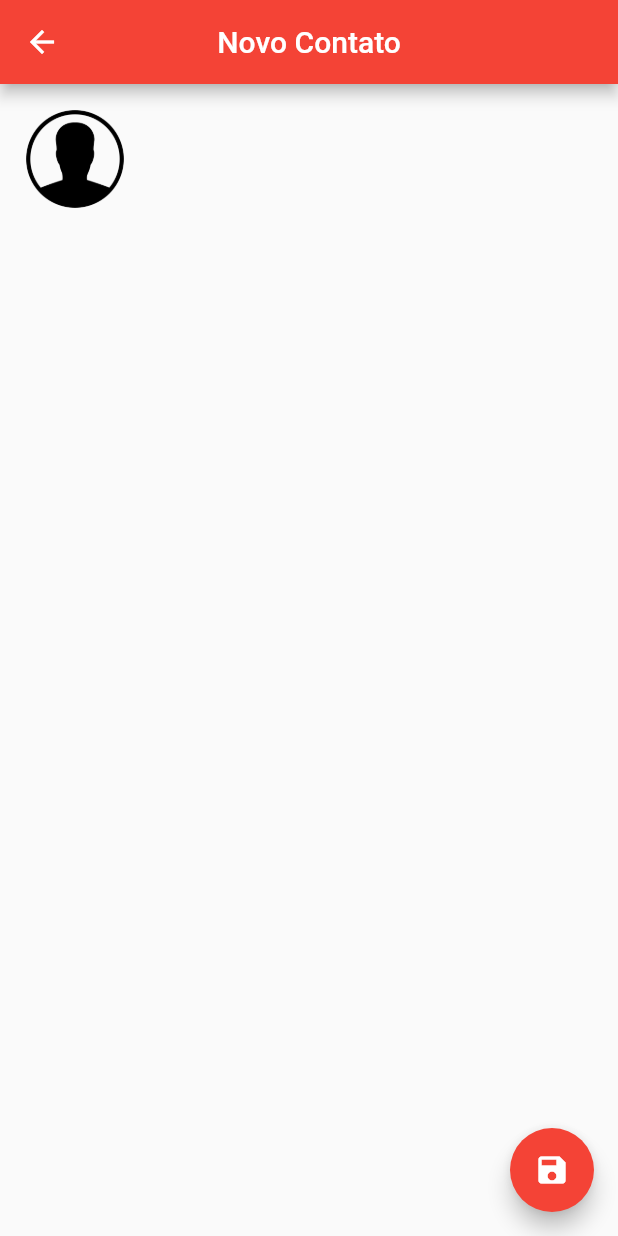
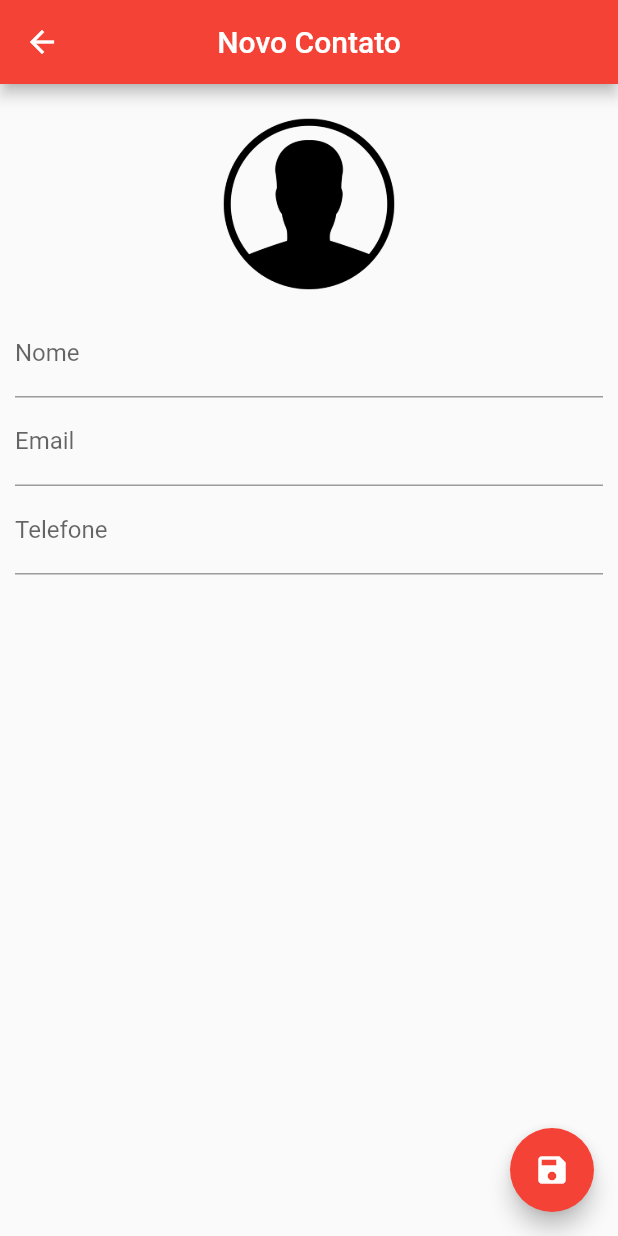
Before and after one commit to Pongelupe/dart-flutter-poc, a Flutter app: the screen it shows after launch, after a tap on the "add" icon, on a phone screen of 412 x 824 dp. Run offline on Flutter 3.47's test engine with Material 2 defaults, Android fonts, the phone set to English and light mode, and no system bars; our stand-ins replace share, sqflite, transparent_image; accounts and stored records are empty.

Commit message:
mais do app com sqlite

```diff
--- a/agenda_contatos/lib/helpers/contact_helper.dart
+++ b/agenda_contatos/lib/helpers/contact_helper.dart
@@ -68,10 +68,16 @@ class ContactHelper {
         where: "$idColumn = ?", whereArgs: [contact.id]);
   }
 
-  Future<List<Contact>> getAllContacts() async {
+  Future<List> getAllContacts() async {
     Database dbContact = await db;
     List<Map> listMap = await dbContact.rawQuery("SELECT * FROM $contactTable");
-    return listMap.map((map) => Contact.fromMap(map));
+    List<Contact> contacts = List();
+
+    for (var value in listMap) {
+      contacts.add(Contact.fromMap(value));
+    }
+
+    return contacts;
   }
 
   Future close() async {
--- a/agenda_contatos/lib/ui/contact_page.dart
+++ b/agenda_contatos/lib/ui/contact_page.dart
@@ -13,7 +13,12 @@ class ContactPage extends StatefulWidget {
 }
 
 class _ContactPageState extends State<ContactPage> {
+  final _nameController = TextEditingController();
+  final _emailController = TextEditingController();
+  final _phoneController = TextEditingController();
+
   Contact _editedContact;
+  bool _userEdited = false;
 
   @override
   void initState() {
@@ -22,6 +27,9 @@ class _ContactPageState extends State<ContactPage> {
       _editedContact = Contact();
     } else {
       _editedContact = Contact.fromMap(widget.contact.toMap());
+      _nameController.text = _editedContact.name;
+      _emailController.text = _editedContact.email;
+      _phoneController.text = _editedContact.phone;
     }
   }
 
@@ -44,8 +52,8 @@ class _ContactPageState extends State<ContactPage> {
           children: <Widget>[
             GestureDetector(
               child: Container(
-                width: 80.0,
-                height: 80.0,
+                width: 140.0,
+                height: 140.0,
                 decoration: BoxDecoration(
                     shape: BoxShape.circle,
                     image: DecorationImage(
@@ -53,6 +61,34 @@ class _ContactPageState extends State<ContactPage> {
                             ? FileImage(File(_editedContact.img))
                             : AssetImage("images/person.png"))),
               ),
+            ),
+            TextField(
+              decoration: InputDecoration(labelText: "Nome"),
+              onChanged: (text) {
+                _userEdited = true;
+                setState(() {
+                  _editedContact.name = text;
+                });
+              },
+              controller: _nameController,
+            ),
+            TextField(
+              decoration: InputDecoration(labelText: "Email"),
+              onChanged: (text) {
+                _userEdited = true;
+                _editedContact.email = text;
+              },
+              keyboardType: TextInputType.emailAddress,
+              controller: _emailController,
+            ),
+            TextField(
+              decoration: InputDecoration(labelText: "Telefone"),
+              onChanged: (text) {
+                _userEdited = true;
+                _editedContact.phone = text;
+              },
+              keyboardType: TextInputType.phone,
+              controller: _phoneController,
             )
           ],
         ),
--- a/agenda_contatos/lib/ui/home_page.dart
+++ b/agenda_contatos/lib/ui/home_page.dart
@@ -34,8 +34,7 @@ class _HomePageState extends State<HomePage> {
       backgroundColor: Colors.white,
       floatingActionButton: FloatingActionButton(
         onPressed: () {
-          Navigator.push(
-              context, MaterialPageRoute(builder: (context) => ContactPage()));
+          _showContactPage();
         },
         child: Icon(Icons.add),
         backgroundColor: Colors.red,
@@ -51,6 +50,9 @@ class _HomePageState extends State<HomePage> {
 
   Widget _contactCard(BuildContext context, int index) {
     return GestureDetector(
+      onTap: () {
+        _showContactPage(contact: contacts[index]);
+      },
       child: Card(
         child: Padding(
           padding: EdgeInsets.all(10.0),
@@ -93,4 +95,9 @@ class _HomePageState extends State<HomePage> {
       ),
     );
   }
+
+  void _showContactPage({Contact contact}) async {
+    final recContact = await Navigator.push(context,
+        MaterialPageRoute(builder: (context) => ContactPage(contact: contact)));
+  }
 }
```
